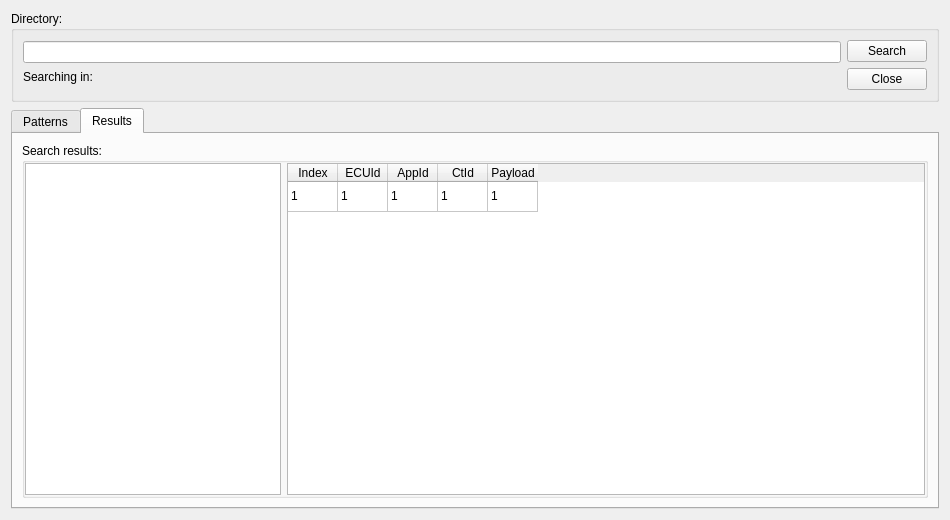
petrucianno/dlt-viewer, file src/searchinfilesdialog.ui: the form before one commit.
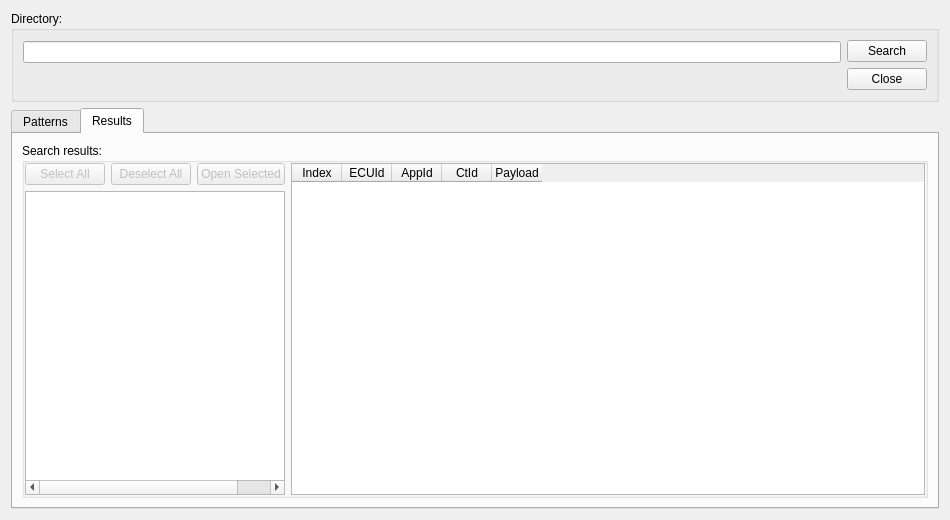
The form after the commit. The open tabs and pages were chosen to show the change. Icons and pictures are not drawn.

Commit message: Add possibility to select files from results and open them

The edit to the form file:
```diff
--- a/src/searchinfilesdialog.ui
+++ b/src/searchinfilesdialog.ui
@@ -43,9 +43,12 @@
          </widget>
         </item>
         <item>
-         <widget class="QLabel" name="labelCurrentFile">
+         <widget class="QLabel" name="dummyLabel">
+          <property name="enabled">
+           <bool>false</bool>
+          </property>
           <property name="text">
-           <string>Searching in: </string>
+           <string/>
           </property>
          </widget>
         </item>
@@ -200,6 +203,48 @@
           <item>
            <layout class="QHBoxLayout" name="horizontalLayout_5">
             <item>
+             <layout class="QVBoxLayout" name="verticalLayout_6">
+              <property name="leftMargin">
+               <number>0</number>
+              </property>
+              <item>
+               <layout class="QHBoxLayout" name="horizontalLayout_2">
+                <property name="topMargin">
+                 <number>0</number>
+                </property>
+                <item>
+                 <widget class="QPushButton" name="pushButtonSelectAll">
+                  <property name="enabled">
+                   <bool>false</bool>
+                  </property>
+                  <property name="text">
+                   <string>Select All</string>
+                  </property>
+                 </widget>
+                </item>
+                <item>
+                 <widget class="QPushButton" name="pushButtonDeselectAll">
+                  <property name="enabled">
+                   <bool>false</bool>
+                  </property>
+                  <property name="text">
+                   <string>Deselect All</string>
+                  </property>
+                 </widget>
+                </item>
+                <item>
+                 <widget class="QPushButton" name="pushButtonOpenSelected">
+                  <property name="enabled">
+                   <bool>false</bool>
+                  </property>
+                  <property name="text">
+                   <string>Open Selected</string>
+                  </property>
+                 </widget>
+                </item>
+               </layout>
+              </item>
+              <item>
              <widget class="QTreeWidget" name="treeWidgetResults">
               <property name="sizePolicy">
                <sizepolicy hsizetype="Preferred" vsizetype="Expanding">
@@ -240,6 +285,11 @@
               <attribute name="headerStretchLastSection">
                <bool>true</bool>
               </attribute>
+                <column>
+                 <property name="text">
+                  <string>Check</string>
+                 </property>
+                </column>
               <column>
                <property name="text">
                 <string>File</string>
@@ -252,6 +302,8 @@
               </column>
              </widget>
             </item>
+             </layout>
+            </item>
             <item>
              <widget class="QTableWidget" name="tableWidgetResults">
               <property name="editTriggers">
@@ -275,11 +327,6 @@
               <attribute name="verticalHeaderVisible">
                <bool>false</bool>
               </attribute>
-              <row>
-               <property name="text">
-                <string>New Row</string>
-               </property>
-              </row>
               <column>
                <property name="text">
                 <string>Index</string>
@@ -305,31 +352,6 @@
                 <string>Payload</string>
                </property>
               </column>
-              <item row="0" column="0">
-               <property name="text">
-                <string>1</string>
-               </property>
-              </item>
-              <item row="0" column="1">
-               <property name="text">
-                <string>1</string>
-               </property>
-              </item>
-              <item row="0" column="2">
-               <property name="text">
-                <string>1</string>
-               </property>
-              </item>
-              <item row="0" column="3">
-               <property name="text">
-                <string>1</string>
-               </property>
-              </item>
-              <item row="0" column="4">
-               <property name="text">
-                <string>1</string>
-               </property>
-              </item>
              </widget>
             </item>
            </layout>
```
Lines whose indentation alone changed are shown as unchanged. The commit also changes 2 other files.
